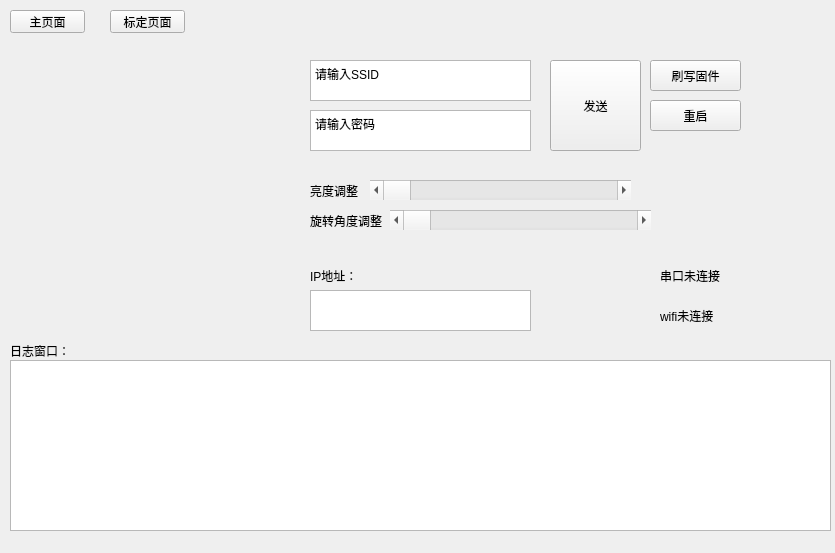
Before: the Qt Designer form main_window.ui in paper-tei/paper_tracker, drawn with Qt 5.
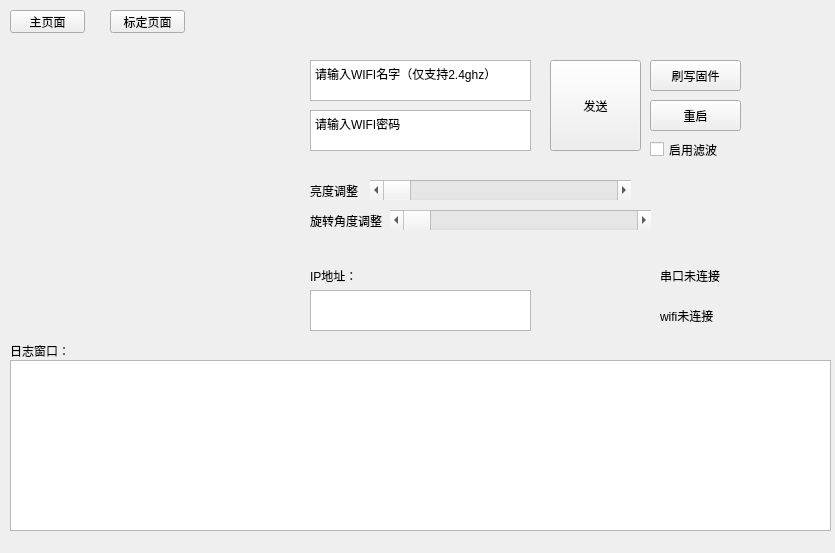
After: the same form once the commit is applied. The open tabs and pages were chosen to show the change.

```diff
--- a/main_window.ui
+++ b/main_window.ui
@@ -52,7 +52,7 @@
       </rect>
      </property>
      <property name="plainText">
-      <string>请输入SSID</string>
+      <string>请输入WIFI名字（仅支持2.4ghz）</string>
      </property>
     </widget>
     <widget class="QPlainTextEdit" name="PasswordText">
@@ -65,7 +65,7 @@
       </rect>
      </property>
      <property name="plainText">
-      <string>请输入密码</string>
+      <string>请输入WIFI密码</string>
      </property>
     </widget>
     <widget class="QScrollBar" name="BrightnessBar">
@@ -240,6 +240,19 @@
       <enum>Qt::Orientation::Horizontal</enum>
      </property>
     </widget>
+    <widget class="QCheckBox" name="UseFilterBox">
+     <property name="geometry">
+      <rect>
+       <x>650</x>
+       <y>90</y>
+       <width>81</width>
+       <height>19</height>
+      </rect>
+     </property>
+     <property name="text">
+      <string>启用滤波</string>
+     </property>
+    </widget>
    </widget>
    <widget class="QWidget" name="page_2">
     <widget class="QScrollArea" name="scrollArea">
```
Left out of the diff: 4 changed lines with no effect on the pictures.
